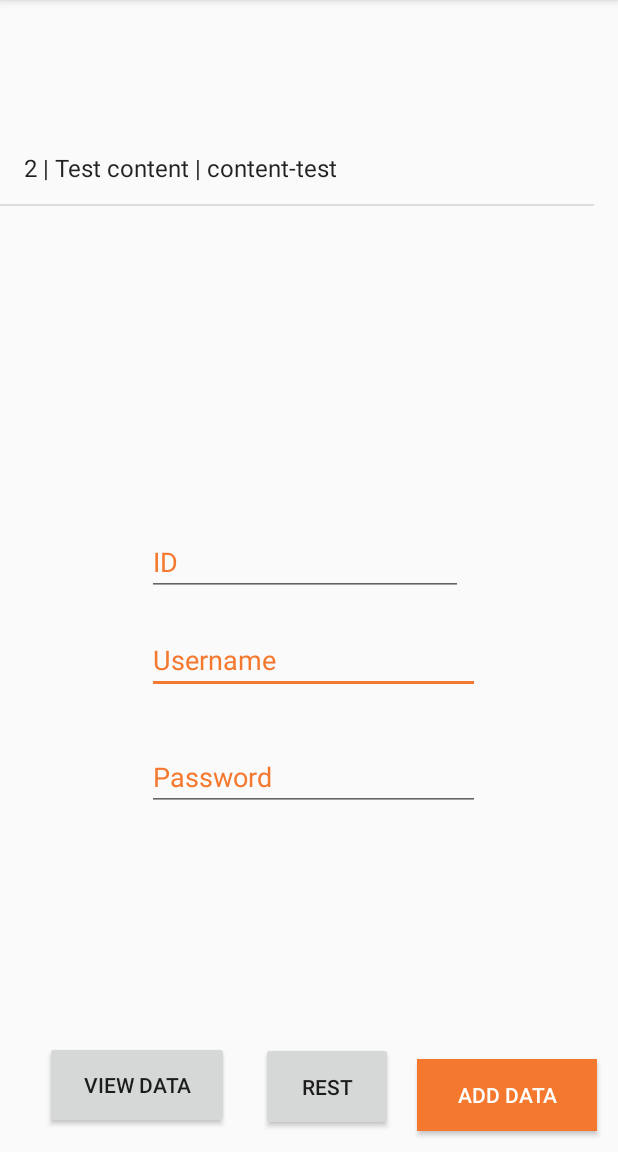
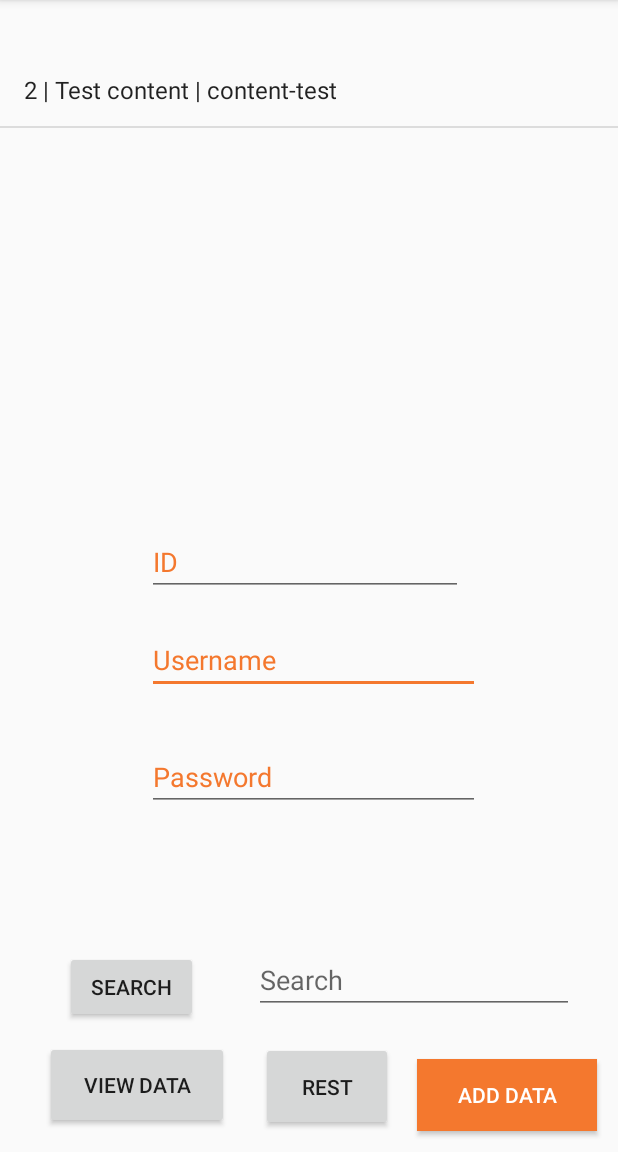
Before and after one commit to UndercoverAndroid/kakosepise, an Android app: the screen it shows after launch (MainActivity), after a tap on "ADD DATA", on a phone screen of 412 x 824 dp, the part 84-1236 px from its top. Run offline under Robolectric (Android 15) with nearby library versions, the phone set to English and light mode, and no system bars; our stand-ins replace Volley; libraries missing offline, so code that uses them is left out: org.json.simple.

Commit message:
Search tested in context

```diff
--- a/app/src/main/java/com/kakosepise/test/kakosepise/MainActivity.java
+++ b/app/src/main/java/com/kakosepise/test/kakosepise/MainActivity.java
@@ -6,6 +6,7 @@ import android.view.View;
 import android.widget.AdapterView;
 import android.widget.ArrayAdapter;
 import android.widget.Button;
+import android.widget.EditText;
 import android.widget.ListView;
 import android.widget.Toast;
 
@@ -29,10 +30,11 @@ import java.util.List;
 
 public class MainActivity extends AppCompatActivity {
 
-    Button m_toastButton, m_viewAllButton, m_restButton;
+    Button m_toastButton, m_viewAllButton, m_restButton, m_searchButton;
     ListView m_list;
     ArrayAdapter m_customerArrayAdapter;
     DatabaseController m_db;
+    EditText m_searchText;
     static int counter = 1;
 
     @Override
@@ -45,6 +47,9 @@ public class MainActivity extends AppCompatActivity {
         m_toastButton = findViewById(R.id.button_init);
         m_viewAllButton = findViewById(R.id.button2);
         m_restButton = findViewById(R.id.rest_btn);
+
+        m_searchButton = findViewById(R.id.searchButton);
+        m_searchText = findViewById(R.id.searchField);
 
         // Database initialization
         // Step 1 - We create an empty database
@@ -119,13 +124,13 @@ public class MainActivity extends AppCompatActivity {
             }
         });
 
-        m_list.setOnItemClickListener(new AdapterView.OnItemClickListener() {
+
+        m_searchButton.setOnClickListener(new View.OnClickListener() {
             @Override
-            public void onItemClick(AdapterView<?> adapterView, View view, int position, long id) {
-                Entry clickedEntry = (Entry) adapterView.getItemAtPosition(position);
-                m_db.deleteEntry(clickedEntry);
-                showCustomersInListView();
-                Toast.makeText(MainActivity.this, "You deleted an item", Toast.LENGTH_SHORT);
+            public void onClick(View view) {
+
+                m_customerArrayAdapter = new ArrayAdapter<Entry>(MainActivity.this,android.R.layout.simple_list_item_1,m_db.searchEntries(m_searchText.getText().toString().trim()));
+                m_list.setAdapter(m_customerArrayAdapter);
             }
         });
     }
--- a/app/src/main/res/layout/activity_main.xml
+++ b/app/src/main/res/layout/activity_main.xml
@@ -69,7 +69,7 @@
     <ListView
         android:id="@+id/list_view"
         android:layout_width="match_parent"
-        android:layout_height="226dp"
+        android:layout_height="278dp"
         android:layout_above="@+id/editTextTextPersonName2"
         android:layout_alignParentStart="true"
         android:layout_alignParentLeft="true"
@@ -77,7 +77,7 @@
         android:layout_alignParentRight="true"
         android:layout_marginStart="0dp"
         android:layout_marginLeft="0dp"
-        android:layout_marginEnd="16dp"
+        android:layout_marginEnd="0dp"
         android:layout_marginRight="0dp"
         android:layout_marginBottom="38dp" />
 
@@ -133,4 +133,35 @@
         android:inputType="textPersonName"
         android:textColorHint="@color/colorAccent" />
 
+    <Button
+        android:id="@+id/searchButton"
+        android:layout_width="wrap_content"
+        android:layout_height="wrap_content"
+        android:layout_above="@+id/button2"
+        android:layout_alignParentStart="true"
+        android:layout_alignParentLeft="true"
+        android:layout_alignParentEnd="true"
+        android:layout_alignParentRight="true"
+        android:layout_marginStart="43dp"
+        android:layout_marginLeft="43dp"
+        android:layout_marginEnd="280dp"
+        android:layout_marginRight="280dp"
+        android:layout_marginBottom="24dp"
+        android:text="Search"
+        />
+
+    <EditText
+        android:id="@+id/searchField"
+        android:layout_width="wrap_content"
+        android:layout_height="wrap_content"
+        android:layout_alignParentEnd="true"
+        android:layout_alignParentRight="true"
+        android:layout_alignParentBottom="true"
+        android:layout_marginEnd="29dp"
+        android:layout_marginRight="29dp"
+        android:layout_marginBottom="92dp"
+        android:ems="10"
+        android:inputType="textPersonName"
+        android:hint="Search"/>
+
 </RelativeLayout>
```
